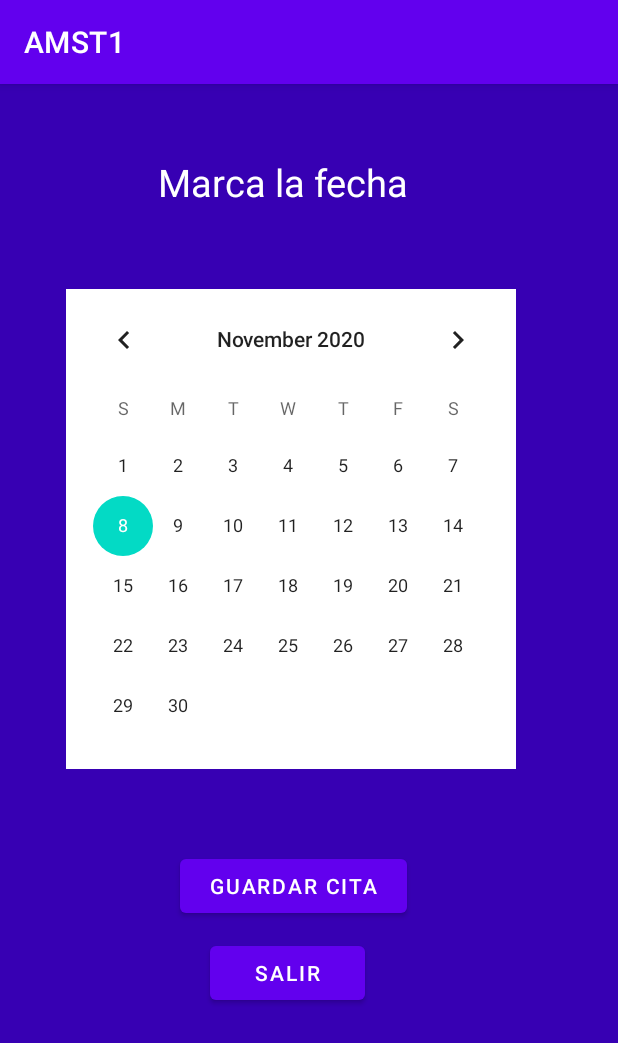
After one commit to daysemaroto/AMST_Lab2_Grupo-1_Maroto_Robles_Torres, an Android app: the calendario screen opened directly, with no data from a screen before it, on a phone screen of 412 x 824 dp. The commit adds this screen. Shown: the top 1043 px of the screen. Run offline under Robolectric (Android 15) with nearby library versions, the phone set to English and light mode, and no system bars.

Commit message:
creacion de calendar view

```diff
--- a/AMST1/app/src/main/AndroidManifest.xml
+++ b/AMST1/app/src/main/AndroidManifest.xml
@@ -13,6 +13,7 @@
         android:roundIcon="@mipmap/ic_launcher_round"
         android:supportsRtl="true"
         android:theme="@style/Theme.AMST1">
+        <activity android:name=".calendario"></activity>
         <activity android:name=".MainActivity">
             <intent-filter>
                 <action android:name="android.intent.action.MAIN" />
--- a/AMST1/app/src/main/java/com/example/amst1/MainActivity.java
+++ b/AMST1/app/src/main/java/com/example/amst1/MainActivity.java
@@ -2,13 +2,26 @@ package com.example.amst1;
 
 import androidx.appcompat.app.AppCompatActivity;
 
+import android.content.Intent;
 import android.os.Bundle;
+import android.view.View;
+
+import com.getbase.floatingactionbutton.FloatingActionButton;
 
 public class MainActivity extends AppCompatActivity {
+    FloatingActionButton fltCal;
 
     @Override
     protected void onCreate(Bundle savedInstanceState) {
         super.onCreate(savedInstanceState);
         setContentView(R.layout.activity_main);
+        fltCal = (FloatingActionButton)findViewById(R.id.fltCal);
+        fltCal.setOnClickListener(new View.OnClickListener() {
+            @Override
+            public void onClick(View v) {
+                Intent i = new Intent(getApplicationContext(),calendario.class);
+                startActivity(i);
+            }
+        });
     }
 }
--- /dev/null
+++ b/AMST1/app/src/main/java/com/example/amst1/calendario.java
@@ -0,0 +1,41 @@
+package com.example.amst1;
+
+import androidx.annotation.NonNull;
+import androidx.appcompat.app.AppCompatActivity;
+
+import android.content.Intent;
+import android.os.Bundle;
+import android.view.View;
+import android.widget.Button;
+import android.widget.CalendarView;
+import android.widget.TextView;
+
+public class calendario extends AppCompatActivity {
+    CalendarView calendarView;
+    TextView myDate;
+    Button btnSalir;
+
+
+    @Override
+    protected void onCreate(Bundle savedInstanceState) {
+        super.onCreate(savedInstanceState);
+        setContentView(R.layout.activity_calendario);
+        btnSalir = (Button)findViewById(R.id.btnSalir);
+        btnSalir.setOnClickListener(new View.OnClickListener() {
+            @Override
+            public void onClick(View v) {
+                Intent i = new Intent(getApplicationContext(),MainActivity.class);
+                startActivity(i);
+            }
+        });
+        calendarView = (CalendarView)findViewById(R.id.calendarView);
+        myDate = (TextView)findViewById(R.id.myDate);
+        calendarView.setOnDateChangeListener(new CalendarView.OnDateChangeListener() {
+            @Override
+            public void onSelectedDayChange(@NonNull CalendarView view, int year, int month, int dayOfMonth) {
+                String date = (month+1)+"/"+(dayOfMonth)+"/"+(year);
+                myDate.setText(date);
+            }
+        });
+    }
+}
--- /dev/null
+++ b/AMST1/app/src/main/res/layout/activity_calendario.xml
@@ -0,0 +1,66 @@
+<?xml version="1.0" encoding="utf-8"?>
+<LinearLayout xmlns:android="http://schemas.android.com/apk/res/android"
+    xmlns:app="http://schemas.android.com/apk/res-auto"
+    xmlns:tools="http://schemas.android.com/tools"
+    android:layout_width="match_parent"
+    android:layout_height="match_parent"
+    tools:context=".calendario"
+    android:orientation="vertical"
+    android:background="@color/design_default_color_primary_dark">
+
+    <TextView
+        android:id="@+id/myDate"
+        android:layout_width="wrap_content"
+        android:layout_height="wrap_content"
+        android:text="Marca la fecha"
+        android:textAlignment="center"
+        android:textColor="#FFFF"
+        android:textSize="25sp"
+        android:layout_marginLeft="105dp"
+        android:layout_marginTop="48dp"
+        android:gravity="center_horizontal">
+    </TextView>
+
+    <LinearLayout
+        android:layout_marginTop="54dp"
+        android:background="#FFF"
+        android:layout_marginLeft="44dp"
+        android:layout_width="300dp"
+        android:layout_height="wrap_content">
+
+        <CalendarView
+            android:id="@+id/calendarView"
+            android:layout_width="wrap_content"
+            android:layout_height="320dp">
+
+        </CalendarView>
+
+    </LinearLayout>
+
+    <Button
+        android:id="@+id/btnSave"
+        android:layout_width="wrap_content"
+        android:layout_height="wrap_content"
+        android:layout_marginTop="54dp"
+        android:layout_marginLeft="120dp"
+        android:paddingLeft="20dp"
+        android:paddingRight="20dp"
+        android:text="Guardar cita"
+        android:layout_gravity="center_vertical"
+        >
+    </Button>
+
+    <Button
+        android:id="@+id/btnSalir"
+        android:layout_width="wrap_content"
+        android:layout_height="wrap_content"
+        android:layout_marginTop="10dp"
+        android:layout_marginLeft="140dp"
+        android:paddingLeft="30dp"
+        android:paddingRight="30dp"
+        android:text="Salir"
+        android:layout_gravity="center_vertical"
+        >
+    </Button>
+
+</LinearLayout>
```
